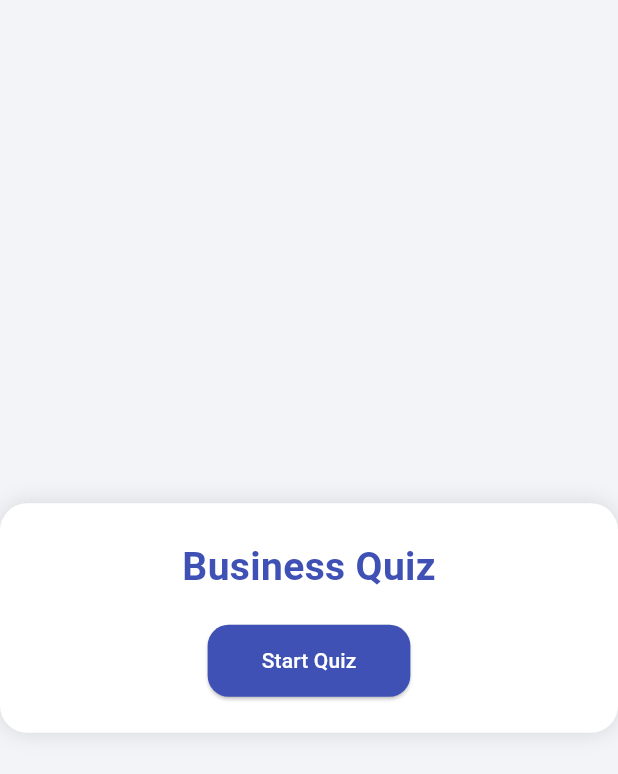
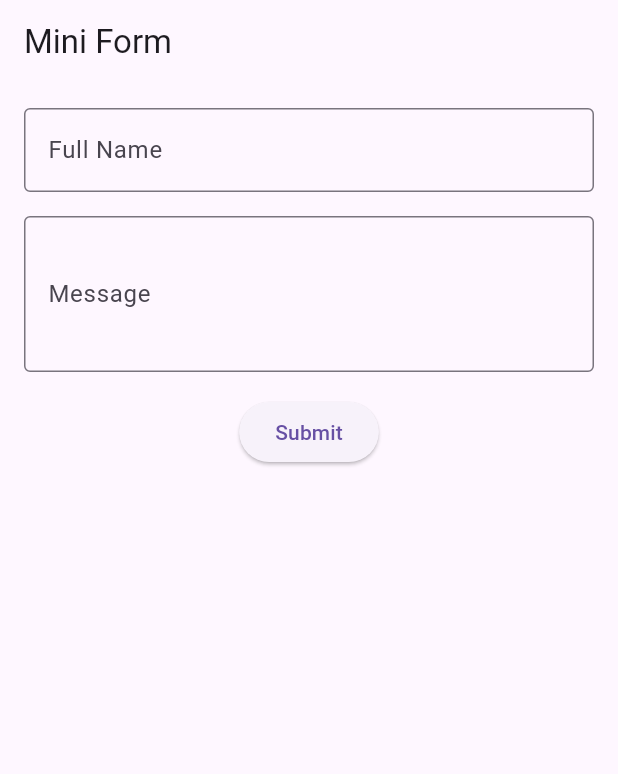
Before and after one commit to ibruzo06/bsis3A-flutter-setup-BRUZO, a Flutter app: the screen it shows after launch, on a phone screen of 412 x 824 dp. Shown: the top 774 px of the screen. Run offline on Flutter 3.47's test engine with Material 3 defaults, Android fonts, the phone set to English and light mode, and no system bars.

Commit message:
mini form with preview

```diff
--- a/lib/main.dart
+++ b/lib/main.dart
@@ -9,275 +9,123 @@ class MyApp extends StatelessWidget {
 
   @override
   Widget build(BuildContext context) {
-    return const MaterialApp(
+    return MaterialApp(
+      title: 'Mini Form',
       debugShowCheckedModeBanner: false,
-      home: QuizPage(),
+      home: const MiniFormPage(),
     );
   }
 }
 
-class QuizPage extends StatefulWidget {
-  const QuizPage({super.key});
+class MiniFormPage extends StatefulWidget {
+  const MiniFormPage({super.key});
 
   @override
-  State<QuizPage> createState() => _QuizPageState();
+  State<MiniFormPage> createState() => _MiniFormPageState();
 }
 
-class _QuizPageState extends State<QuizPage> {
-  int step = 0; // 0 = start, 1 = quiz, 2 = end
-  int index = 0;
-  int selected = -1;
-  int score = 0;
-  String feedback = "";
+class _MiniFormPageState extends State<MiniFormPage> {
+  // controllers for the input fields
+  final nameController = TextEditingController();
+  final messageController = TextEditingController();
 
-  final List<Map<String, dynamic>> questions = [
-    {
-      "q": "Which feature would help Ana’s Sari-Sari Store in Batangas City?",
-      "a": [
-        "Inventory alerts",
-        "Music player",
-        "Photo editor",
-        "Flashlight"
-      ],
-      "c": 0,
-    },
-    {
-      "q": "What feature helps a salon manage customer schedules?",
-      "a": [
-        "Appointment booking",
-        "Calculator",
-        "Alarm clock",
-        "Wallpaper"
-      ],
-      "c": 0,
-    },
-    {
-      "q": "What app feature helps customers send feedback to a café?",
-      "a": [
-        "Customer feedback form",
-        "Game mode",
-        "Photo filter",
-        "Music player"
-      ],
-      "c": 0,
-    },
-    {
-      "q": "What feature helps a repair shop organize customers?",
-      "a": [
-        "Queue number system",
-        "Weather forecast",
-        "Chat stickers",
-        "Flashlight"
-      ],
-      "c": 0,
-    },
-    {
-      "q": "What feature helps a delivery business accept orders?",
-      "a": [
-        "Delivery requests",
-        "Photo gallery",
-        "Clock widget",
-        "Calculator"
-      ],
-      "c": 0,
-    },
-  ];
+  // key for form validation
+  final formKey = GlobalKey<FormState>();
 
-  void startQuiz() {
-    setState(() {
-      step = 1;
-      index = 0;
-      selected = -1;
-      score = 0;
-      feedback = "";
-    });
-  }
-
-  void chooseAnswer(int i) {
-    if (selected != -1) return;
-
-    setState(() {
-      selected = i;
-      if (i == questions[index]["c"]) {
-        score++;
-        feedback = "Correct ✅";
-      } else {
-        feedback = "Wrong ❌";
-      }
-    });
-
-    // Auto next question
-    Future.delayed(const Duration(seconds: 1), () {
-      if (!mounted) return;
-      setState(() {
-        selected = -1;
-        feedback = "";
-        if (index < questions.length - 1) {
-          index++;
-        } else {
-          step = 2;
-        }
-      });
-    });
-  }
-
-  void restart() {
-    setState(() {
-      step = 0;
-    });
-  }
+  // values to show in preview
+  String name = '';
+  String message = '';
+  bool isSubmitted = false;
 
   @override
   Widget build(BuildContext context) {
     return Scaffold(
-      backgroundColor: const Color(0xFFF2F4F8),
-      body: Center(
-        child: Container(
-          width: 420,
-          padding: const EdgeInsets.all(24),
-          decoration: BoxDecoration(
-            color: Colors.white,
-            borderRadius: BorderRadius.circular(18),
-            boxShadow: const [
-              BoxShadow(
-                blurRadius: 12,
-                color: Colors.black12,
-              )
-            ],
-          ),
-          child: buildContent(),
+      appBar: AppBar(
+        title: const Text('Mini Form'),
+      ),
+      body: Padding(
+        padding: const EdgeInsets.all(16),
+        child: Column(
+          crossAxisAlignment: CrossAxisAlignment.stretch,
+          children: [
+            Form(
+              key: formKey,
+              child: Column(
+                children: [
+                  TextFormField(
+                    controller: nameController,
+                    decoration: const InputDecoration(
+                      labelText: 'Full Name',
+                      border: OutlineInputBorder(),
+                    ),
+                    validator: (value) {
+                      if (value == null || value.isEmpty) {
+                        return 'Required';
+                      }
+                      return null;
+                    },
+                  ),
+                  const SizedBox(height: 16),
+
+                  TextFormField(
+                    controller: messageController,
+                    maxLines: 3,
+                    decoration: const InputDecoration(
+                      labelText: 'Message',
+                      border: OutlineInputBorder(),
+                    ),
+                    validator: (value) {
+                      if (value == null || value.isEmpty) {
+                        return 'Required';
+                      }
+                      return null;
+                    },
+                  ),
+                  const SizedBox(height: 16),
+
+                  ElevatedButton(
+                    onPressed: () {
+                      if (formKey.currentState!.validate()) {
+                        setState(() {
+                          name = nameController.text;
+                          message = messageController.text;
+                          isSubmitted = true;
+                        });
+                      }
+                    },
+                    child: const Text('Submit'),
+                  ),
+                ],
+              ),
+            ),
+
+            const SizedBox(height: 24),
+
+            if (isSubmitted)
+              Card(
+                child: Padding(
+                  padding: const EdgeInsets.all(16),
+                  child: Column(
+                    crossAxisAlignment: CrossAxisAlignment.start,
+                    children: [
+                      const Text(
+                        'Preview',
+                        style: TextStyle(
+                          fontSize: 18,
+                          fontWeight: FontWeight.bold,
+                        ),
+                      ),
+                      const SizedBox(height: 8),
+                      Text('Name: $name'),
+                      const SizedBox(height: 4),
+                      Text('Message: $message'),
+                    ],
+                  ),
+                ),
+              ),
+          ],
         ),
       ),
     );
   }
-
-  Widget buildContent() {
-    // START VIEW
-    if (step == 0) {
-      return Column(
-        mainAxisSize: MainAxisSize.min,
-        children: [
-          const Text(
-            "Business Quiz",
-            style: TextStyle(
-              fontSize: 26,
-              fontWeight: FontWeight.bold,
-              color: Colors.indigo,
-            ),
-          ),
-          const SizedBox(height: 20),
-          ElevatedButton(
-            onPressed: startQuiz,
-            style: ElevatedButton.styleFrom(
-              backgroundColor: Colors.indigo,
-              foregroundColor: Colors.white,
-              padding:
-                  const EdgeInsets.symmetric(horizontal: 36, vertical: 14),
-              shape: RoundedRectangleBorder(
-                borderRadius: BorderRadius.circular(14),
-              ),
-            ),
-            child: const Text("Start Quiz"),
-          ),
-        ],
-      );
-    }
-
-    // QUIZ VIEW
-    if (step == 1) {
-      return Column(
-        mainAxisSize: MainAxisSize.min,
-        children: [
-          Text(
-            "Question ${index + 1} / ${questions.length}",
-            style: const TextStyle(color: Colors.grey),
-          ),
-          const SizedBox(height: 16),
-          Text(
-            questions[index]["q"],
-            textAlign: TextAlign.center,
-            style: const TextStyle(
-              fontSize: 20,
-              fontWeight: FontWeight.bold,
-            ),
-          ),
-          const SizedBox(height: 20),
-
-          for (int i = 0; i < 4; i++)
-            Container(
-              width: double.infinity,
-              margin: const EdgeInsets.only(bottom: 10),
-              child: ElevatedButton(
-                onPressed:
-                    selected == -1 ? () => chooseAnswer(i) : null,
-                style: ElevatedButton.styleFrom(
-                  backgroundColor: selected == -1
-                      ? Colors.indigo.shade50
-                      : i == questions[index]["c"]
-                          ? Colors.green
-                          : i == selected
-                              ? Colors.red
-                              : Colors.grey.shade300,
-                  foregroundColor:
-                      selected == -1 ? Colors.indigo : Colors.white,
-                  elevation: 0,
-                  padding: const EdgeInsets.all(14),
-                  shape: RoundedRectangleBorder(
-                    borderRadius: BorderRadius.circular(12),
-                  ),
-                ),
-                child: Text(questions[index]["a"][i]),
-              ),
-            ),
-
-          const SizedBox(height: 10),
-
-          Text(
-            feedback,
-            style: TextStyle(
-              fontSize: 18,
-              fontWeight: FontWeight.bold,
-              color: feedback.contains("Correct")
-                  ? Colors.green
-                  : Colors.red,
-            ),
-          ),
-        ],
-      );
-    }
-
-    // END VIEW
-    return Column(
-      mainAxisSize: MainAxisSize.min,
-      children: [
-        const Text(
-          "Finished 🎉",
-          style: TextStyle(
-            fontSize: 26,
-            fontWeight: FontWeight.bold,
-            color: Colors.indigo,
-          ),
-        ),
-        const SizedBox(height: 12),
-        Text(
-          "Score: $score / ${questions.length}",
-          style: const TextStyle(fontSize: 18),
-        ),
-        const SizedBox(height: 24),
-        ElevatedButton(
-          onPressed: restart,
-          style: ElevatedButton.styleFrom(
-            backgroundColor: Colors.indigo,
-            foregroundColor: Colors.white,
-            padding:
-                const EdgeInsets.symmetric(horizontal: 32, vertical: 14),
-            shape: RoundedRectangleBorder(
-              borderRadius: BorderRadius.circular(14),
-            ),
-          ),
-          child: const Text("Restart"),
-        ),
-      ],
-    );
-  }
 }
```
